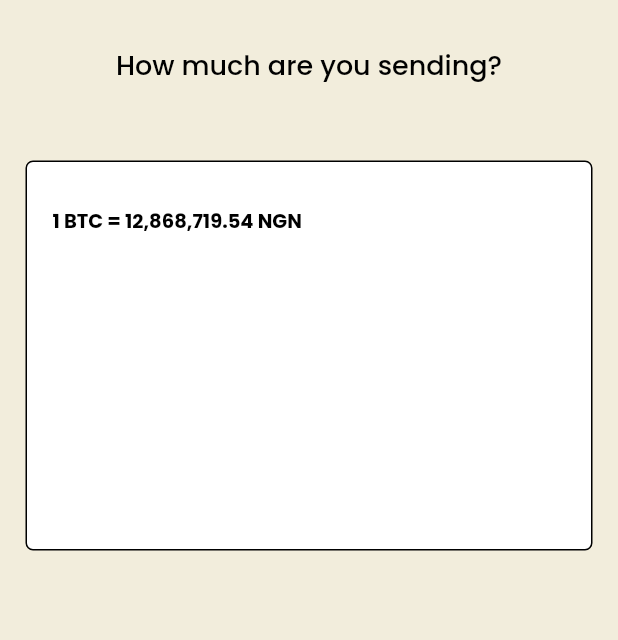
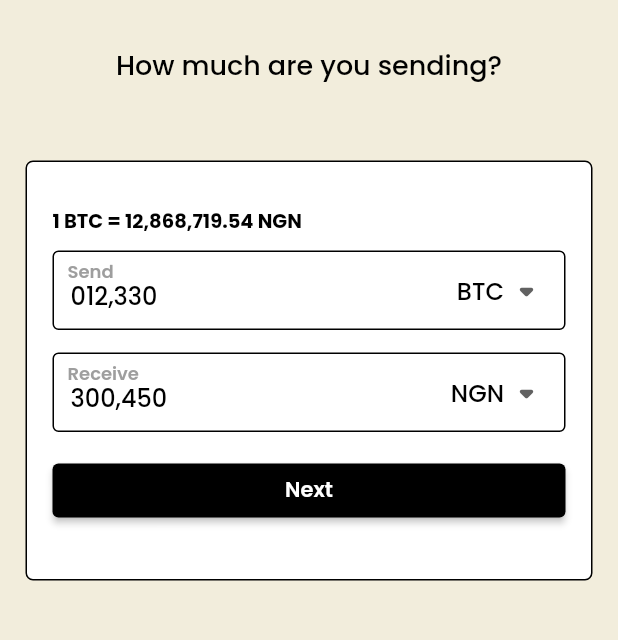
Before and after one commit to ProsperChihimba/coinprofile, a Flutter app: the SendBalance screen opened directly, on a phone screen of 412 x 824 dp, the part 66-706 px from its top. Run offline on Flutter 3.47's test engine with Material 2 defaults, Android fonts, the phone set to English and light mode, and no system bars; our stand-ins replace fluentui_icons, gap, get, google_fonts.

Commit message:
Finish: initial value of balance selection

```diff
--- a/lib/screens/balance/index.dart
+++ b/lib/screens/balance/index.dart
@@ -37,8 +37,9 @@ class _BalanceScreenState extends State<BalanceScreen> {
                     ),
                   ),
                   Gap(AppLayout.getWidth(10)),
-                  const DropDownSection(
-                    list: ['NGN', 'USD'],
+                  DropDownSection(
+                    list: const ['NGN', 'USD'],
+                    bgColor: Colors.grey.shade200,
                   ),
                 ],
               ),
--- a/lib/screens/home/index.dart
+++ b/lib/screens/home/index.dart
@@ -51,8 +51,9 @@ class _HomeScreenState extends State<HomeScreen> {
                       color: Colors.grey.shade400,
                     ),
                   ),
-                  const DropDownSection(
-                    list: ['NGN', 'USD'],
+                  DropDownSection(
+                    list: const ['NGN', 'USD'],
+                    bgColor: Colors.grey.shade200,
                   ),
                 ],
               ),
--- a/lib/screens/parts/drop_down.dart
+++ b/lib/screens/parts/drop_down.dart
@@ -4,7 +4,8 @@ import 'package:flutter/material.dart';
 
 class DropDownSection extends StatefulWidget {
   final List<String> list;
-  const DropDownSection({super.key, required this.list});
+  final Color bgColor;
+  const DropDownSection({super.key, required this.list, required this.bgColor});
 
   @override
   State<DropDownSection> createState() => _DropDownSectionState();
@@ -18,7 +19,7 @@ class _DropDownSectionState extends State<DropDownSection> {
       padding: EdgeInsets.symmetric(horizontal: AppLayout.getWidth(8)),
       height: AppLayout.getHeight(30),
       decoration: BoxDecoration(
-        color: Colors.grey.shade200,
+        color: widget.bgColor,
         borderRadius: BorderRadius.circular(25),
       ),
       child: DropdownButton<String>(
--- a/lib/screens/sendBalance/balanceSelection.dart
+++ b/lib/screens/sendBalance/balanceSelection.dart
@@ -1,3 +1,4 @@
+import 'package:coinprofile/screens/parts/drop_down.dart';
 import 'package:coinprofile/utils/app_layout.dart';
 import 'package:coinprofile/utils/app_styles.dart';
 import 'package:flutter/material.dart';
@@ -13,6 +14,7 @@ class BalanceSelection extends StatefulWidget {
 class _BalanceSelectionState extends State<BalanceSelection> {
   @override
   Widget build(BuildContext context) {
+    final size = AppLayout.getSize(context);
     return Padding(
       padding: EdgeInsets.symmetric(horizontal: AppLayout.getWidth(17)),
       child: Container(
@@ -20,7 +22,7 @@ class _BalanceSelectionState extends State<BalanceSelection> {
             horizontal: AppLayout.getWidth(17),
             vertical: AppLayout.getHeight(30),
           ),
-          height: AppLayout.getHeight(260),
+          height: AppLayout.getHeight(280),
           decoration: BoxDecoration(
             border: Border.all(
               width: AppLayout.getWidth(1),
@@ -43,8 +45,107 @@ class _BalanceSelectionState extends State<BalanceSelection> {
 
               // Send balance input
               Gap(AppLayout.getHeight(10)),
+              SizedBox(
+                height: AppLayout.getHeight(53),
+                child: const InputStack(
+                  list: ['BTC', 'ETH'],
+                  header: 'Send',
+                  initialValue: "012,330",
+                ),
+              ),
+
+              // Receive input
+              Gap(AppLayout.getHeight(15)),
+              SizedBox(
+                height: AppLayout.getHeight(53),
+                child: const InputStack(
+                  list: ["NGN", "USD"],
+                  header: "Receive",
+                  initialValue: "300,450",
+                ),
+              ),
+
+              // Button
+              Gap(AppLayout.getHeight(15)),
+              SizedBox(
+                width: size.width * 0.90,
+                child: ElevatedButton(
+                  style: ElevatedButton.styleFrom(
+                    backgroundColor: Styles.blackColor,
+                  ),
+                  onPressed: (() {}),
+                  child: Text(
+                    "Next",
+                    style: Styles.normalText.copyWith(
+                      color: Colors.white,
+                      fontWeight: FontWeight.w600,
+                    ),
+                  ),
+                ),
+              ),
             ],
           )),
     );
   }
 }
+
+class InputStack extends StatelessWidget {
+  final List<String> list;
+  final String header;
+  final String initialValue;
+  const InputStack(
+      {super.key,
+      required this.list,
+      required this.header,
+      required this.initialValue});
+
+  @override
+  Widget build(BuildContext context) {
+    return Stack(
+      children: [
+        TextField(
+          controller: TextEditingController()..text = initialValue,
+          style: Styles.headerTextTwo,
+          decoration: const InputDecoration(
+            enabledBorder: OutlineInputBorder(
+              borderSide: BorderSide(
+                color: Colors.black,
+              ),
+            ),
+            focusedBorder: OutlineInputBorder(
+              borderSide: BorderSide(
+                color: Colors.black,
+              ),
+            ),
+          ),
+        ),
+
+        // Send text
+        Padding(
+          padding: EdgeInsets.only(
+              left: AppLayout.getWidth(10),
+              top: AppLayout.getHeight(5),
+              bottom: AppLayout.getHeight(30)),
+          child: Text(
+            header,
+            style: Styles.normalText.copyWith(
+              color: Colors.grey,
+              fontWeight: FontWeight.w600,
+              fontSize: AppLayout.getHeight(12),
+            ),
+          ),
+        ),
+
+        // Dropdown menu
+        Positioned(
+          right: AppLayout.getWidth(3),
+          top: AppLayout.getHeight(12),
+          child: DropDownSection(
+            list: list,
+            bgColor: Colors.transparent,
+          ),
+        ),
+      ],
+    );
+  }
+}
--- a/lib/screens/settings/index.dart
+++ b/lib/screens/settings/index.dart
@@ -29,8 +29,8 @@ class _SettingScreenState extends State<SettingScreen> {
                 left: AppLayout.getWidth(17),
                 right: size.width * 0.45,
               ),
-              child: const DropDownSection(
-                list: [
+              child: DropDownSection(
+                list: const [
                   'Profile',
                   'Security',
                   'Verification',
@@ -38,6 +38,7 @@ class _SettingScreenState extends State<SettingScreen> {
                   'Communications',
                   'Connect'
                 ],
+                bgColor: Colors.grey.shade200,
               ),
             ),
 
```
